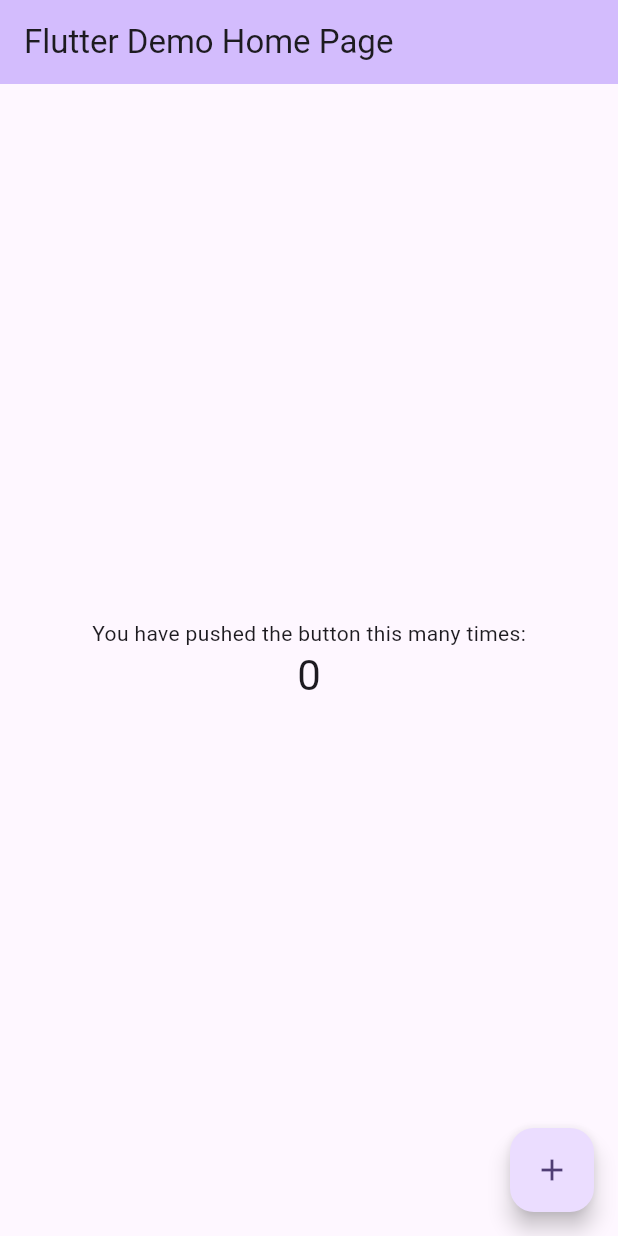
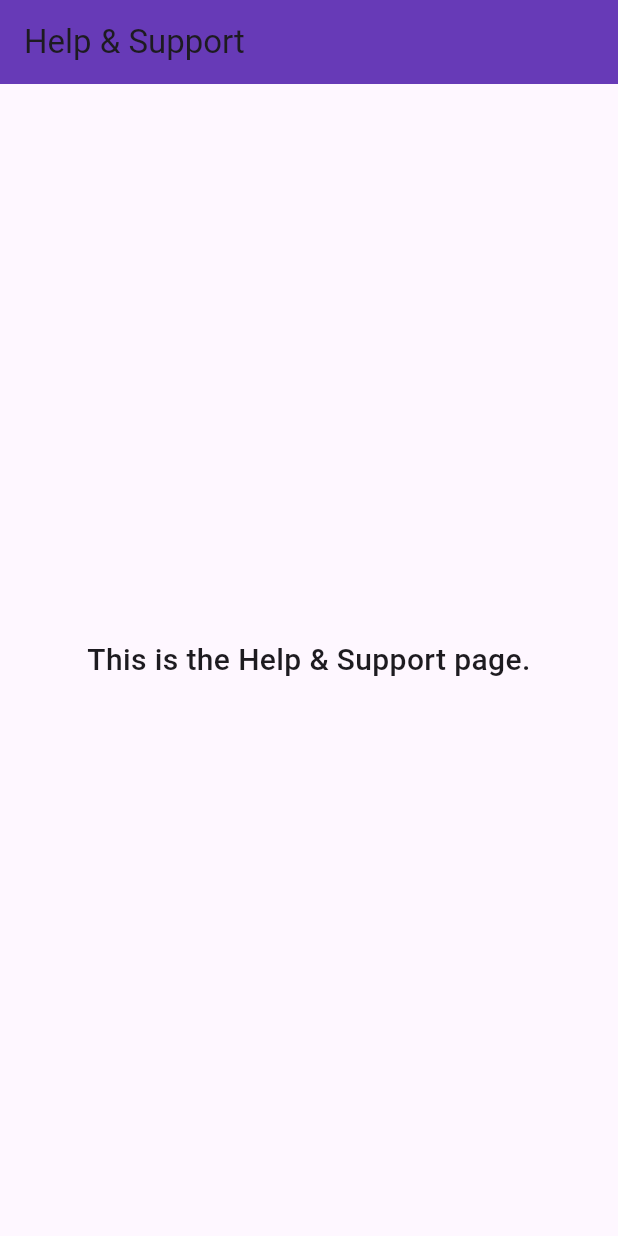
Before and after one commit to JananaDanithra22/lapwise_catalogue_app, a Flutter app: the screen it shows after launch, on a phone screen of 412 x 824 dp. Run offline on Flutter 3.47's test engine with Material 3 defaults, Android fonts, the phone set to English and light mode, and no system bars; our stand-ins replace firebase_core; accounts and stored records are empty.

Commit message:
Created Aboutus page and help and support

```diff
--- a/lib/main.dart
+++ b/lib/main.dart
@@ -1,129 +1,30 @@
 import 'package:flutter/material.dart';
-import 'package:firebase_core/firebase_core.dart'; // 👈 new
-import 'firebase_options.dart'; // 👈 auto-generated file after setup
+import 'package:firebase_core/firebase_core.dart';
+import 'firebase_options.dart';
+
+// Pages
+import 'package:lapwise_catalogue_app/screens/help.dart'; // ✅ Only import HelpPage
 
 void main() async {
-  WidgetsFlutterBinding.ensureInitialized(); // 👈 required for async
+  WidgetsFlutterBinding.ensureInitialized();
   await Firebase.initializeApp(
-    options: DefaultFirebaseOptions.currentPlatform, // 👈 uses correct platform config
+    options: DefaultFirebaseOptions.currentPlatform,
   );
   runApp(const MyApp());
 }
 
-
 class MyApp extends StatelessWidget {
   const MyApp({super.key});
 
-  // This widget is the root of your application.
   @override
   Widget build(BuildContext context) {
     return MaterialApp(
-      title: 'Flutter Demo',
+      title: 'LapWise Catalogue',
       theme: ThemeData(
-        // This is the theme of your application.
-        //
-        // TRY THIS: Try running your application with "flutter run". You'll see
-        // the application has a purple toolbar. Then, without quitting the app,
-        // try changing the seedColor in the colorScheme below to Colors.green
-        // and then invoke "hot reload" (save your changes or press the "hot
-        // reload" button in a Flutter-supported IDE, or press "r" if you used
-        // the command line to start the app).
-        //
-        // Notice that the counter didn't reset back to zero; the application
-        // state is not lost during the reload. To reset the state, use hot
-        // restart instead.
-        //
-        // This works for code too, not just values: Most code changes can be
-        // tested with just a hot reload.
         colorScheme: ColorScheme.fromSeed(seedColor: Colors.deepPurple),
       ),
-      home: const MyHomePage(title: 'Flutter Demo Home Page'),
+      debugShowCheckedModeBanner: false,
+      home: const HelpPage(), // 👈 Directly load HelpPage
     );
   }
 }
-
-class MyHomePage extends StatefulWidget {
-  const MyHomePage({super.key, required this.title});
-
-  // This widget is the home page of your application. It is stateful, meaning
-  // that it has a State object (defined below) that contains fields that affect
-  // how it looks.
-
-  // This class is the configuration for the state. It holds the values (in this
-  // case the title) provided by the parent (in this case the App widget) and
-  // used by the build method of the State. Fields in a Widget subclass are
-  // always marked "final".
-
-  final String title;
-
-  @override
-  State<MyHomePage> createState() => _MyHomePageState();
-}
-
-class _MyHomePageState extends State<MyHomePage> {
-  int _counter = 0;
-
-  void _incrementCounter() {
-    setState(() {
-      // This call to setState tells the Flutter framework that something has
-      // changed in this State, which causes it to rerun the build method below
-      // so that the display can reflect the updated values. If we changed
-      // _counter without calling setState(), then the build method would not be
-      // called again, and so nothing would appear to happen.
-      _counter++;
-    });
-  }
-
-  @override
-  Widget build(BuildContext context) {
-    // This method is rerun every time setState is called, for instance as done
-    // by the _incrementCounter method above.
-    //
-    // The Flutter framework has been optimized to make rerunning build methods
-    // fast, so that you can just rebuild anything that needs updating rather
-    // than having to individually change instances of widgets.
-    return Scaffold(
-      appBar: AppBar(
-        // TRY THIS: Try changing the color here to a specific color (to
-        // Colors.amber, perhaps?) and trigger a hot reload to see the AppBar
-        // change color while the other colors stay the same.
-        backgroundColor: Theme.of(context).colorScheme.inversePrimary,
-        // Here we take the value from the MyHomePage object that was created by
-        // the App.build method, and use it to set our appbar title.
-        title: Text(widget.title),
-      ),
-      body: Center(
-        // Center is a layout widget. It takes a single child and positions it
-        // in the middle of the parent.
-        child: Column(
-          // Column is also a layout widget. It takes a list of children and
-          // arranges them vertically. By default, it sizes itself to fit its
-          // children horizontally, and tries to be as tall as its parent.
-          //
-          // Column has various properties to control how it sizes itself and
-          // how it positions its children. Here we use mainAxisAlignment to
-          // center the children vertically; the main axis here is the vertical
-          // axis because Columns are vertical (the cross axis would be
-          // horizontal).
-          //
-          // TRY THIS: Invoke "debug painting" (choose the "Toggle Debug Paint"
-          // action in the IDE, or press "p" in the console), to see the
-          // wireframe for each widget.
-          mainAxisAlignment: MainAxisAlignment.center,
-          children: <Widget>[
-            const Text('You have pushed the button this many times:'),
-            Text(
-              '$_counter',
-              style: Theme.of(context).textTheme.headlineMedium,
-            ),
-          ],
-        ),
-      ),
-      floatingActionButton: FloatingActionButton(
-        onPressed: _incrementCounter,
-        tooltip: 'Increment',
-        child: const Icon(Icons.add),
-      ), // This trailing comma makes auto-formatting nicer for build methods.
-    );
-  }
-}
--- /dev/null
+++ b/lib/screens/help.dart
@@ -0,0 +1,25 @@
+import 'package:flutter/material.dart';
+
+class HelpPage extends StatelessWidget {
+  const HelpPage({super.key});
+
+  @override
+  Widget build(BuildContext context) {
+    return Scaffold(
+      appBar: AppBar(
+        title: const Text('Help & Support'),
+        backgroundColor: Colors.deepPurple,
+      ),
+      body: const Center(
+        child: Text(
+          'This is the Help & Support page.',
+          style: TextStyle(
+            fontSize: 20,
+            fontWeight: FontWeight.w500,
+          ),
+          textAlign: TextAlign.center,
+        ),
+      ),
+    );
+  }
+}
--- a/pubspec.yaml
+++ b/pubspec.yaml
@@ -52,7 +52,8 @@ dev_dependencies:
 
 # The following section is specific to Flutter packages.
 flutter:
-
+  assets:
+    - assets/images/lapwiselogo.png
   # The following line ensures that the Material Icons font is
   # included with your application, so that you can use the icons in
   # the material Icons class.
```
Also changed, not shown: lib/screens/aboutus.dart (added, +53 -0 lines), assets/images/lapwiselogo.png (added).
